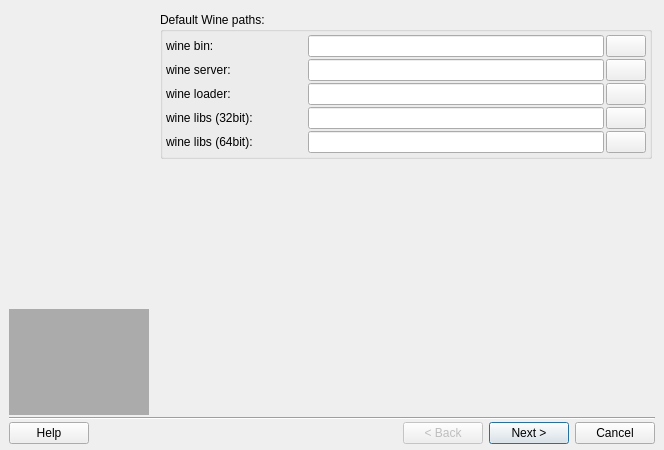
This is src/q4wine-gui/uis/Wizard.ui in brezerk/q4wine as Qt 5 draws it before an edit. The edited form follows.
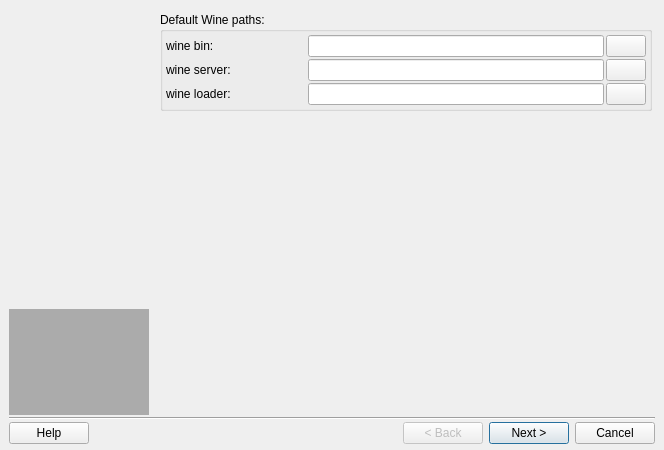
This is the edited form. The open tabs and pages were chosen to show the change.

Commit message: WineLibs paths are no longer strictly required [BUG-68]

```diff
--- a/src/q4wine-gui/uis/Wizard.ui
+++ b/src/q4wine-gui/uis/Wizard.ui
@@ -592,138 +592,6 @@
                       </layout>
                      </widget>
                     </item>
-                    <item>
-                     <widget class="QWidget" name="widget_20" native="true">
-                      <layout class="QHBoxLayout" name="_10">
-                       <property name="leftMargin">
-                        <number>0</number>
-                       </property>
-                       <property name="topMargin">
-                        <number>0</number>
-                       </property>
-                       <property name="rightMargin">
-                        <number>0</number>
-                       </property>
-                       <property name="bottomMargin">
-                        <number>0</number>
-                       </property>
-                       <item>
-                        <widget class="QLabel" name="label_20">
-                         <property name="minimumSize">
-                          <size>
-                           <width>140</width>
-                           <height>0</height>
-                          </size>
-                         </property>
-                         <property name="maximumSize">
-                          <size>
-                           <width>140</width>
-                           <height>16777215</height>
-                          </size>
-                         </property>
-                         <property name="text">
-                          <string notr="true">wine libs (32bit):</string>
-                         </property>
-                        </widget>
-                       </item>
-                       <item>
-                        <widget class="QLineEdit" name="txtWineDllPath">
-                         <property name="sizePolicy">
-                          <sizepolicy hsizetype="MinimumExpanding" vsizetype="Minimum">
-                           <horstretch>0</horstretch>
-                           <verstretch>0</verstretch>
-                          </sizepolicy>
-                         </property>
-                        </widget>
-                       </item>
-                       <item>
-                        <widget class="QPushButton" name="cmdGetWineDllPath">
-                         <property name="sizePolicy">
-                          <sizepolicy hsizetype="Preferred" vsizetype="Minimum">
-                           <horstretch>0</horstretch>
-                           <verstretch>0</verstretch>
-                          </sizepolicy>
-                         </property>
-                         <property name="text">
-                          <string/>
-                         </property>
-                         <property name="iconSize">
-                          <size>
-                           <width>16</width>
-                           <height>16</height>
-                          </size>
-                         </property>
-                        </widget>
-                       </item>
-                      </layout>
-                     </widget>
-                    </item>
-                    <item>
-                     <widget class="QWidget" name="widget_33" native="true">
-                      <layout class="QHBoxLayout" name="_11">
-                       <property name="leftMargin">
-                        <number>0</number>
-                       </property>
-                       <property name="topMargin">
-                        <number>0</number>
-                       </property>
-                       <property name="rightMargin">
-                        <number>0</number>
-                       </property>
-                       <property name="bottomMargin">
-                        <number>0</number>
-                       </property>
-                       <item>
-                        <widget class="QLabel" name="label_33">
-                         <property name="minimumSize">
-                          <size>
-                           <width>140</width>
-                           <height>0</height>
-                          </size>
-                         </property>
-                         <property name="maximumSize">
-                          <size>
-                           <width>140</width>
-                           <height>16777215</height>
-                          </size>
-                         </property>
-                         <property name="text">
-                          <string notr="true">wine libs (64bit):</string>
-                         </property>
-                        </widget>
-                       </item>
-                       <item>
-                        <widget class="QLineEdit" name="txtWineDllPath64">
-                         <property name="sizePolicy">
-                          <sizepolicy hsizetype="MinimumExpanding" vsizetype="Minimum">
-                           <horstretch>0</horstretch>
-                           <verstretch>0</verstretch>
-                          </sizepolicy>
-                         </property>
-                        </widget>
-                       </item>
-                       <item>
-                        <widget class="QPushButton" name="cmdGetWineDllPath64">
-                         <property name="sizePolicy">
-                          <sizepolicy hsizetype="Preferred" vsizetype="Minimum">
-                           <horstretch>0</horstretch>
-                           <verstretch>0</verstretch>
-                          </sizepolicy>
-                         </property>
-                         <property name="text">
-                          <string/>
-                         </property>
-                         <property name="iconSize">
-                          <size>
-                           <width>16</width>
-                           <height>16</height>
-                          </size>
-                         </property>
-                        </widget>
-                       </item>
-                      </layout>
-                     </widget>
-                    </item>
                    </layout>
                   </widget>
                  </item>
```
The commit also changes 7 other files.
